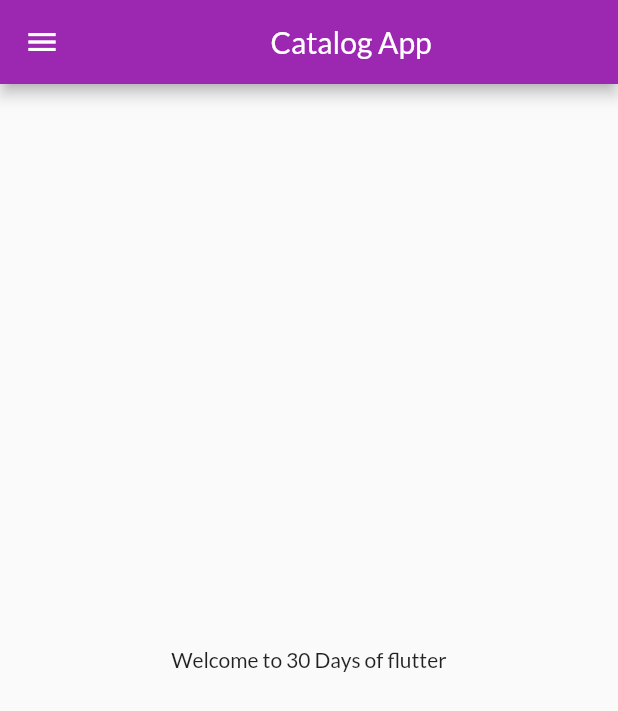
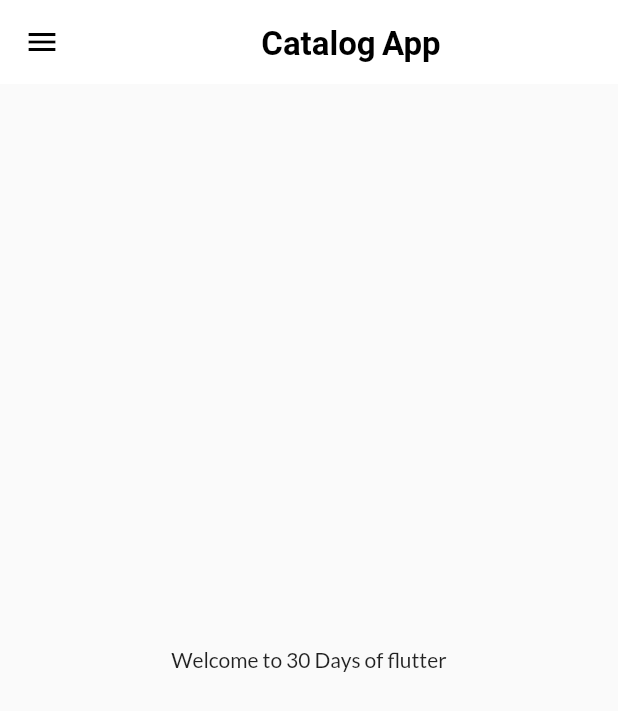
Before and after one commit to Harshit8800/30Daysofflutter, a Flutter app: the screen it shows after launch, on a phone screen of 412 x 824 dp. Shown: the top 711 px of the screen. Run offline on Flutter 3.47's test engine with Material 2 defaults, Android fonts, the phone set to English and light mode, and no system bars; our stand-ins replace google_fonts.

Commit message:
Themes Extracted

```diff
--- a/lib/main.dart
+++ b/lib/main.dart
@@ -2,7 +2,7 @@ import 'package:flutter/material.dart';
 import 'package:flutter_catalog/Pages/home_page.dart';
 import 'package:flutter_catalog/Pages/login_page.dart';
 import 'package:flutter_catalog/utils/routes.dart';
-import 'package:google_fonts/google_fonts.dart';
+import 'package:flutter_catalog/widgets/themes.dart';
 
 void main() {
   runApp(MyApp());
@@ -14,12 +14,10 @@ class MyApp extends StatelessWidget {
   @override
   Widget build(BuildContext context) {
     return MaterialApp(
-      theme: ThemeData(
-          primarySwatch: Colors.purple,
-          fontFamily: GoogleFonts.lato().fontFamily),
+      theme: MyTheme.lightTheme(context),
       debugShowCheckedModeBanner: false,
       themeMode: ThemeMode.light,
-      darkTheme: ThemeData(brightness: Brightness.dark),
+      darkTheme: MyTheme.darkTheme(context),
       initialRoute: MyRoutes.homeRoute,
       routes: {
         "/": (context) => LoginPage(),
--- /dev/null
+++ b/lib/widgets/themes.dart
@@ -0,0 +1,17 @@
+import 'package:flutter/material.dart';
+import 'package:google_fonts/google_fonts.dart';
+
+class MyTheme {
+  static ThemeData lightTheme(BuildContext context) => ThemeData(
+      appBarTheme: AppBarTheme(
+          color: Colors.white,
+          elevation: 0.0,
+          iconTheme: IconThemeData(color: Colors.black),
+          titleTextStyle: TextStyle(
+              color: Colors.black, fontSize: 22, fontWeight: FontWeight.bold)),
+      primarySwatch: Colors.purple,
+      fontFamily: GoogleFonts.lato().fontFamily);
+
+  static ThemeData darkTheme(BuildContext context) =>
+      ThemeData(brightness: Brightness.dark);
+}
```
